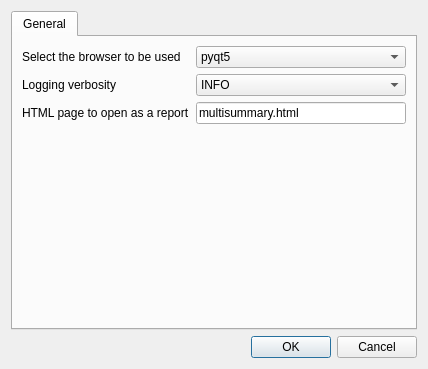
This is sequana/gui/preferences.ui in vladsaveliev/sequana as Qt 5 draws it before an edit. The edited form follows.
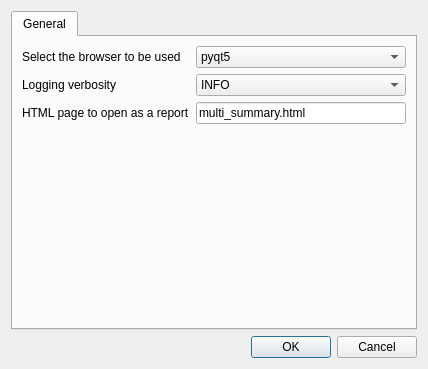
This is the edited form.

Patch:
```diff
--- a/sequana/gui/preferences.ui
+++ b/sequana/gui/preferences.ui
@@ -118,7 +118,7 @@
            <item row="2" column="1">
             <widget class="QLineEdit" name="preferences_options_general_htmlpage_value">
              <property name="text">
-              <string>multisummary.html</string>
+              <string>multi_summary.html</string>
              </property>
             </widget>
            </item>
```
